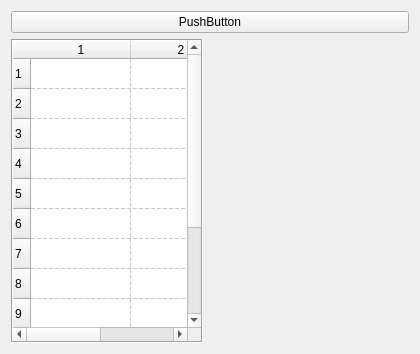
Old version of the form frmwindow.ui in the repository Xnnoel/SV-DeckTracker.
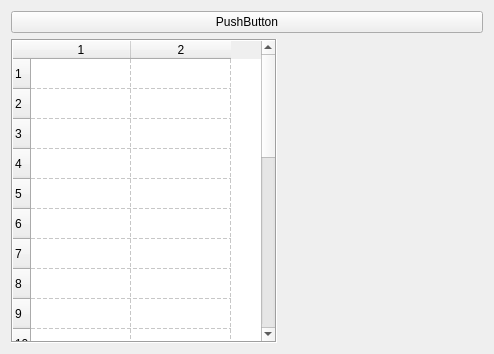
New version of the form.

Patch:
```diff
--- a/frmwindow.ui
+++ b/frmwindow.ui
@@ -6,7 +6,7 @@
    <rect>
     <x>0</x>
     <y>0</y>
-    <width>420</width>
+    <width>494</width>
     <height>354</height>
    </rect>
   </property>
@@ -24,7 +24,7 @@
        <enum>Qt::DashLine</enum>
       </property>
       <property name="rowCount">
-       <number>12</number>
+       <number>24</number>
       </property>
       <property name="columnCount">
        <number>2</number>
@@ -41,6 +41,18 @@
       <row/>
       <row/>
       <row/>
+      <row/>
+      <row/>
+      <row/>
+      <row/>
+      <row/>
+      <row/>
+      <row/>
+      <row/>
+      <row/>
+      <row/>
+      <row/>
+      <row/>
       <column/>
       <column/>
      </widget>
@@ -53,9 +65,6 @@
         <height>0</height>
        </size>
       </property>
-      <property name="autoFillBackground">
-       <bool>true</bool>
-      </property>
       <property name="text">
        <string/>
       </property>
```
Left out of the diff: 17 changed lines with no effect on the pictures.
